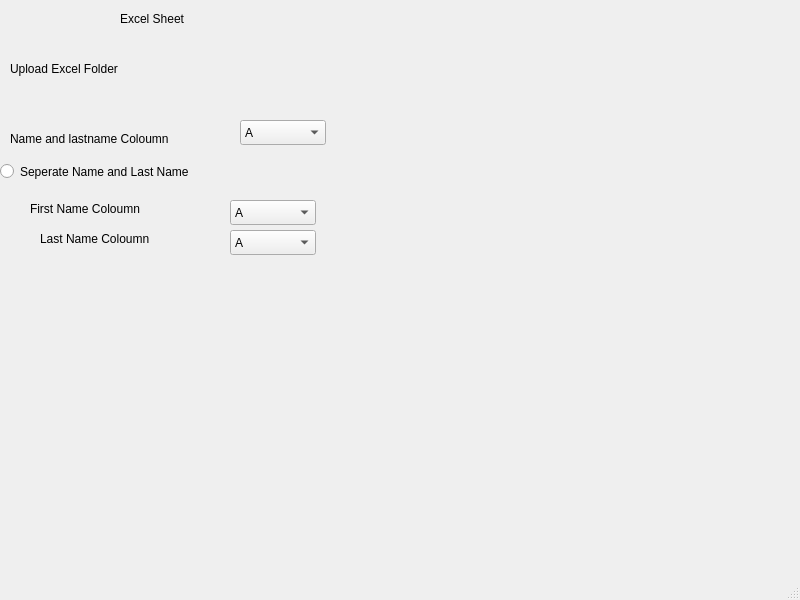
The window that untitled.ui (Tokoshima/LuCert) describes before a commit, drawn with Qt 5.
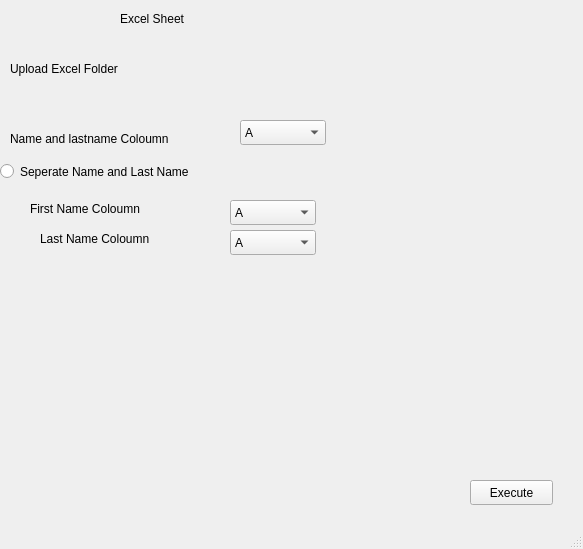
The same window after the commit.

```diff
--- a/untitled.ui
+++ b/untitled.ui
@@ -6,8 +6,8 @@
    <rect>
     <x>0</x>
     <y>0</y>
-    <width>800</width>
-    <height>600</height>
+    <width>583</width>
+    <height>549</height>
    </rect>
   </property>
   <property name="windowTitle">
@@ -512,6 +512,19 @@
      <string>Upload Excel Folder</string>
     </property>
    </widget>
+   <widget class="QPushButton" name="btnExc">
+    <property name="geometry">
+     <rect>
+      <x>470</x>
+      <y>480</y>
+      <width>83</width>
+      <height>25</height>
+     </rect>
+    </property>
+    <property name="text">
+     <string>Execute</string>
+    </property>
+   </widget>
   </widget>
   <widget class="QMenuBar" name="menubar">
    <property name="geometry">
```
Left out of the diff: 2 changed lines with no effect on the pictures.
